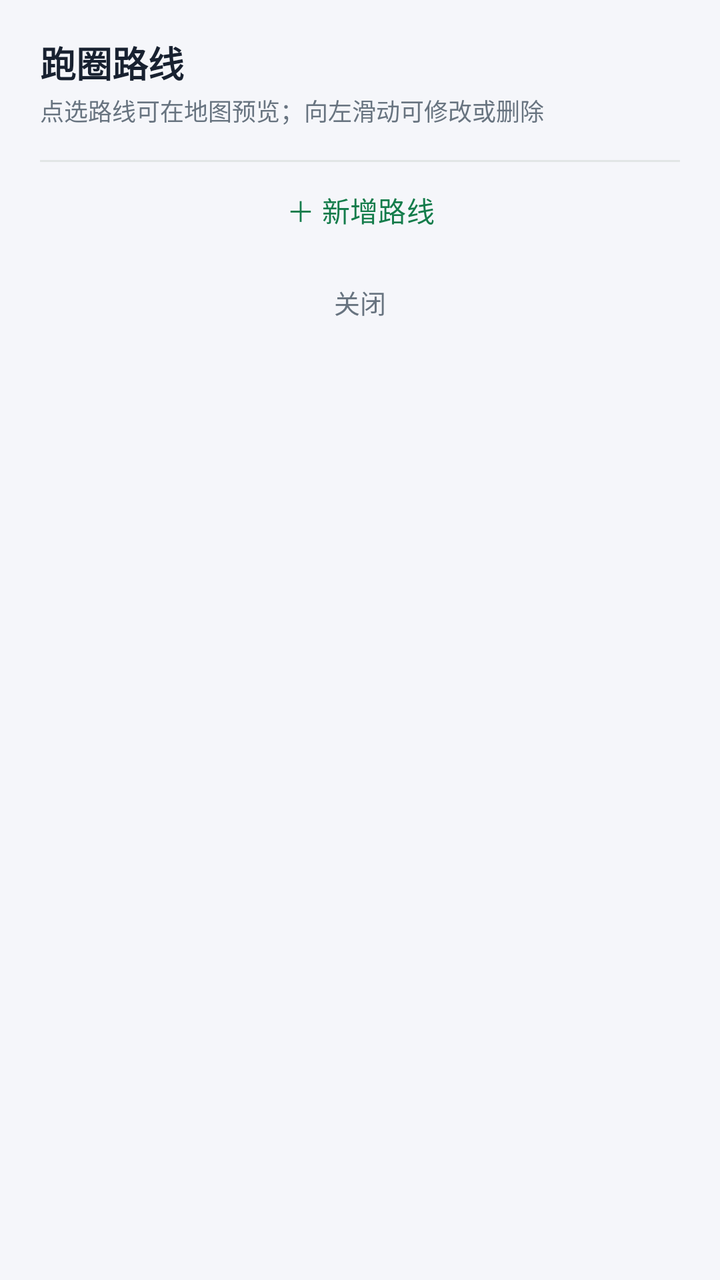
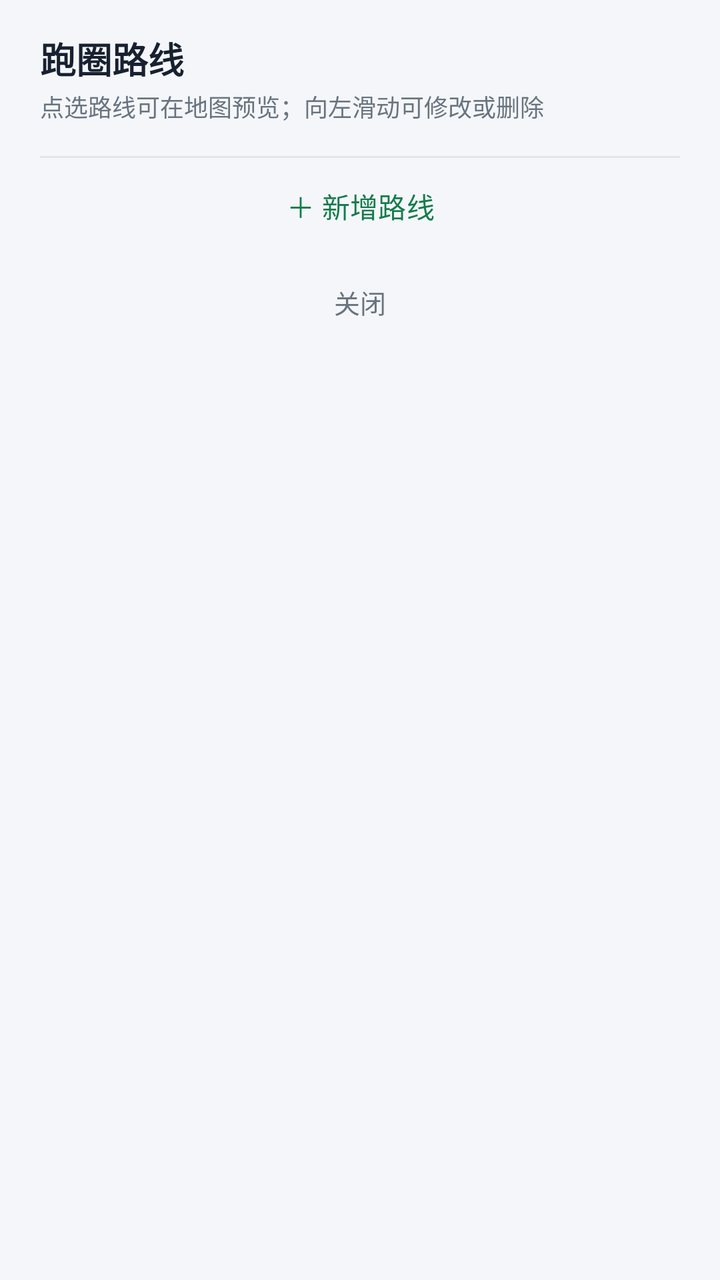

The first picture is an Android layout as it rendered before a commit; the second is the same layout after the commit. The layout source and the unified diff follow.
<!-- AndroidManifest.xml: application theme Theme.RouteWorkshop -->
<!-- res/layout/dialog_campus_routes.xml -->
<?xml version="1.0" encoding="utf-8"?>
<LinearLayout xmlns:android="http://schemas.android.com/apk/res/android"
    xmlns:app="http://schemas.android.com/apk/res-auto"
    android:layout_width="match_parent"
    android:layout_height="wrap_content"
    android:orientation="vertical"
    android:paddingHorizontal="20dp"
    android:paddingTop="18dp"
    android:paddingBottom="12dp">

    <TextView
        android:layout_width="match_parent"
        android:layout_height="wrap_content"
        android:text="@string/campus_routes_title"
        android:textColor="@color/campus_ink"
        android:textSize="18sp"
        android:textStyle="bold" />

    <TextView
        android:layout_width="match_parent"
        android:layout_height="wrap_content"
        android:layout_marginTop="2dp"
        android:text="@string/campus_routes_swipe_hint"
        android:textColor="@color/campus_muted"
        android:textSize="12sp" />

    <ScrollView
        android:id="@+id/routeScroll"
        android:layout_width="match_parent"
        android:layout_height="wrap_content"
        android:layout_marginTop="8dp"
        android:fillViewport="true"
        android:overScrollMode="ifContentScrolls"
        android:scrollbars="none">

        <LinearLayout
            android:id="@+id/routeList"
            android:layout_width="match_parent"
            android:layout_height="wrap_content"
            android:orientation="vertical" />
    </ScrollView>

    <TextView
        android:id="@+id/textNoRoutes"
        android:layout_width="match_parent"
        android:layout_height="wrap_content"
        android:paddingVertical="14dp"
        android:text="@string/campus_routes_empty"
        android:textColor="@color/campus_muted"
        android:textSize="13sp"
        android:visibility="gone" />

    <View
        android:layout_width="match_parent"
        android:layout_height="1dp"
        android:layout_marginTop="8dp"
        android:background="@color/campus_card_stroke" />

    <com.google.android.material.button.MaterialButton
        android:id="@+id/buttonDrawRoute"
        style="@style/Widget.Material3.Button.TextButton"
        android:layout_width="match_parent"
        android:layout_height="48dp"
        android:insetTop="0dp"
        android:insetBottom="0dp"
        android:text="@string/campus_routes_draw"
        android:textColor="@color/campus_mint_dark"
        android:textSize="14sp" />

    <com.google.android.material.button.MaterialButton
        android:id="@+id/buttonCloseRoutes"
        style="@style/Widget.Material3.Button.TextButton"
        android:layout_width="match_parent"
        android:layout_height="44dp"
        android:insetTop="0dp"
        android:insetBottom="0dp"
        android:text="@string/campus_routes_close"
        android:textColor="@color/campus_muted"
        android:textSize="13sp" />
</LinearLayout>
<!-- resources referenced by this layout -->
<resources>
  <color name="campus_card_stroke">@color/fm_border</color>
  <color name="campus_ink">@color/fm_text</color>
  <color name="campus_mint_dark">@color/fm_link</color>
  <color name="campus_muted">@color/fm_muted</color>
  <string name="campus_routes_close">关闭</string>
  <string name="campus_routes_draw">＋ 新增路线</string>
  <string name="campus_routes_empty">还没有路线。点下方「新增路线」在地图上绘制一条。</string>
  <string name="campus_routes_swipe_hint">点选路线可在地图预览；向左滑动可修改或删除</string>
  <string name="campus_routes_title">跑圈路线</string>
  <color name="fm_border">#E1E6E5</color>
  <color name="fm_text">#182130</color>
  <color name="fm_link">#147C4B</color>
  <color name="fm_muted">#687480</color>
  <color name="fm_brand">#147C4B</color>
  <color name="fm_on_brand">#FFFFFF</color>
  <color name="fm_surface_alt">#E5F5EB</color>
  <color name="fm_surface">#FFFFFF</color>
  <color name="fm_background">#F5F6FA</color>
  <color name="fm_text_secondary">#66717F</color>
  <style name="Animation.Legion.Activity" parent="@android:style/Animation.Activity">
          <item name="android:activityOpenEnterAnimation">@anim/fm_fade_in</item>
          <item name="android:activityOpenExitAnimation">@anim/fm_hold</item>
          <item name="android:activityCloseEnterAnimation">@anim/fm_fade_in</item>
          <item name="android:activityCloseExitAnimation">@anim/fm_fade_out</item>
      </style>
  <style name="Widget.Legion.FinmoriButton" parent="Widget.Material3.Button"><item name="cornerRadius">16dp</item><item name="android:minHeight">48dp</item></style>
  <!-- unchanged entries left out for length: 1 -->
</resources>

<!-- the commit's change to res/layout/dialog_campus_routes.xml (unified diff, before → after) -->
@@ -4,77 +4,68 @@
     android:layout_width="match_parent"
     android:layout_height="wrap_content"
     android:orientation="vertical"
-    android:paddingHorizontal="20dp"
-    android:paddingTop="18dp"
-    android:paddingBottom="12dp">
-
+    android:paddingHorizontal="@dimen/space_4xl"
+    android:paddingTop="@dimen/space_3xl"
+    android:paddingBottom="@dimen/space_xl">
     <TextView
         android:layout_width="match_parent"
         android:layout_height="wrap_content"
         android:text="@string/campus_routes_title"
         android:textColor="@color/campus_ink"
-        android:textSize="18sp"
+        android:textSize="@dimen/text_section"
         android:textStyle="bold" />
-
     <TextView
+    style="@style/Text.Unloop.Note"
         android:layout_width="match_parent"
         android:layout_height="wrap_content"
-        android:layout_marginTop="2dp"
+        android:layout_marginTop="@dimen/space_hair"
         android:text="@string/campus_routes_swipe_hint"
-        android:textColor="@color/campus_muted"
-        android:textSize="12sp" />
-
+        />
     <ScrollView
         android:id="@+id/routeScroll"
         android:layout_width="match_parent"
         android:layout_height="wrap_content"
-        android:layout_marginTop="8dp"
+        android:layout_marginTop="@dimen/space_md"
         android:fillViewport="true"
         android:overScrollMode="ifContentScrolls"
         android:scrollbars="none">
-
         <LinearLayout
             android:id="@+id/routeList"
             android:layout_width="match_parent"
             android:layout_height="wrap_content"
             android:orientation="vertical" />
     </ScrollView>
-
     <TextView
+    style="@style/Text.Unloop.Meta"
         android:id="@+id/textNoRoutes"
         android:layout_width="match_parent"
         android:layout_height="wrap_content"
-        android:paddingVertical="14dp"
+        android:paddingVertical="@dimen/space_2xl"
         android:text="@string/campus_routes_empty"
-        android:textColor="@color/campus_muted"
-        android:textSize="13sp"
         android:visibility="gone" />
-
     <View
         android:layout_width="match_parent"
         android:layout_height="1dp"
-        android:layout_marginTop="8dp"
+        android:layout_marginTop="@dimen/space_md"
         android:background="@color/campus_card_stroke" />
-
     <com.google.android.material.button.MaterialButton
         android:id="@+id/buttonDrawRoute"
-        style="@style/Widget.Material3.Button.TextButton"
+        style="@style/Widget.Unloop.TextButton"
         android:layout_width="match_parent"
         android:layout_height="48dp"
         android:insetTop="0dp"
         android:insetBottom="0dp"
         android:text="@string/campus_routes_draw"
         android:textColor="@color/campus_mint_dark"
-        android:textSize="14sp" />
-
+        android:textSize="@dimen/text_body" />
     <com.google.android.material.button.MaterialButton
         android:id="@+id/buttonCloseRoutes"
-        style="@style/Widget.Material3.Button.TextButton"
+        style="@style/Widget.Unloop.TextButton"
         android:layout_width="match_parent"
-        android:layout_height="44dp"
+        android:layout_height="@dimen/touch_min"
         android:insetTop="0dp"
         android:insetBottom="0dp"
         android:text="@string/campus_routes_close"
         android:textColor="@color/campus_muted"
-        android:textSize="13sp" />
+        android:textSize="@dimen/text_meta" />
 </LinearLayout>
<!-- resource entries referenced after the edit -->
@@ -4,15 +4,37 @@
   <color name="campus_ink">@color/fm_text</color>
   <color name="campus_mint_dark">@color/fm_link</color>
   <color name="campus_muted">@color/fm_muted</color>
+  <dimen name="space_2xl">14dp</dimen>
+  <dimen name="space_3xl">16dp</dimen>
+  <dimen name="space_4xl">20dp</dimen>
+  <dimen name="space_hair">2dp</dimen>
+  <dimen name="space_md">8dp</dimen>
+  <dimen name="space_xl">12dp</dimen>
+  <dimen name="text_body">14sp</dimen>
+  <dimen name="text_meta">13sp</dimen>
+  <dimen name="text_section">18sp</dimen>
+  <dimen name="touch_min">48dp</dimen>
   <string name="campus_routes_close">关闭</string>
   <string name="campus_routes_draw">＋ 新增路线</string>
   <string name="campus_routes_empty">还没有路线。点下方「新增路线」在地图上绘制一条。</string>
   <string name="campus_routes_swipe_hint">点选路线可在地图预览；向左滑动可修改或删除</string>
   <string name="campus_routes_title">跑圈路线</string>
+  <style name="Text.Unloop.Meta" parent="">
+          <item name="android:textColor">@color/campus_muted</item>
+          <item name="android:textSize">@dimen/text_meta</item>
+      </style>
+  <style name="Text.Unloop.Note" parent="">
+          <item name="android:textColor">@color/campus_muted</item>
+          <item name="android:textSize">@dimen/text_label</item>
+      </style>
+  <style name="Widget.Unloop.TextButton" parent="Widget.Material3.Button.TextButton">
+          <item name="android:minHeight">@dimen/touch_min</item>
+      </style>
   <color name="fm_border">#E1E6E5</color>
   <color name="fm_text">#182130</color>
   <color name="fm_link">#147C4B</color>
   <color name="fm_muted">#687480</color>
+  <dimen name="text_label">12sp</dimen>
   <color name="fm_brand">#147C4B</color>
   <color name="fm_on_brand">#FFFFFF</color>
   <color name="fm_surface_alt">#E5F5EB</color>
